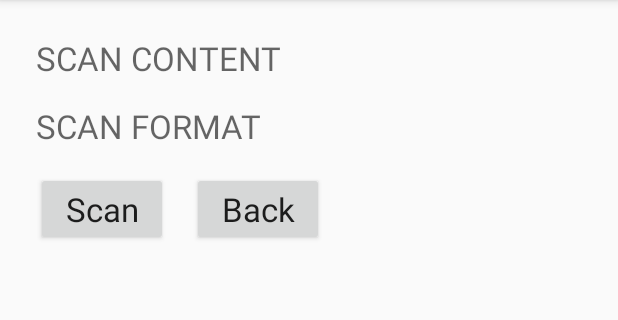
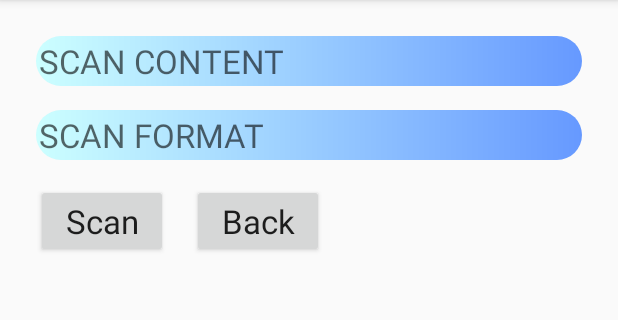
Before and after one commit to MOONYAN/EZShopping, an Android app: the MainActivity screen opened directly, with no data from a screen before it, after a tap on an icon or button, on a phone screen of 412 x 824 dp, the part 84-404 px from its top. Run offline under Robolectric (Android 15) with nearby library versions, the phone set to English and light mode, and no system bars; our stand-ins replace Firebase (no records; nobody signed in at launch, a user with empty details on screens opened directly); libraries missing offline, so code that uses them is left out: com.google.zxing.integration.

Commit message:
add background

```diff
--- a/app/src/main/AndroidManifest.xml
+++ b/app/src/main/AndroidManifest.xml
@@ -20,6 +20,12 @@
         <activity android:name=".AccountActivity">
         </activity>
         <activity android:name=".CartActivity">
+            <intent-filter>
+                <action android:name="ez.EditCart"/>
+                <action android:name="ez.ViewCart"/>
+
+                <category android:name="android.intent.category.DEFAULT"/>
+            </intent-filter>
         </activity>
         <activity android:name=".ItemActivity">
         </activity>
--- a/app/src/main/java/tw/edu/ntut/ezshopping/LogActivity.java
+++ b/app/src/main/java/tw/edu/ntut/ezshopping/LogActivity.java
@@ -46,8 +46,6 @@ public class LogActivity extends BaseActivity
             public void onDataChange(DataSnapshot dataSnapshot)
             {
                 GenericTypeIndicator<HashMap<String, FireRecord>> genericTypeIndicator = new GenericTypeIndicator<HashMap<String, FireRecord>>() {};
-//                Map<String, FireRecord> map = dataSnapshot.getValue(genericTypeIndicator );
-
                 HashMap<String, FireRecord> fireRecordMap = dataSnapshot.getValue(genericTypeIndicator);
                 _recordList = FireFactory.ParseRecordList(fireRecordMap);
                 Log.d(TAG, "onDataChange: end");
@@ -84,7 +82,7 @@ public class LogActivity extends BaseActivity
                         Toast.makeText(LogActivity.this, position + "GG", Toast.LENGTH_SHORT);
                         Log.d(TAG, "onClick: " + position);
                         Record record = _recordList.get(position);
-                        Intent intent = new Intent(LogActivity.this, ItemActivity.class);
+                        Intent intent = new Intent("ez.ViewCart");
                         intent.putExtra("cart", record.getCart());
                         startActivity(intent);
                     }
--- a/app/src/main/java/tw/edu/ntut/ezshopping/MainActivity.java
+++ b/app/src/main/java/tw/edu/ntut/ezshopping/MainActivity.java
@@ -67,7 +67,7 @@ public class MainActivity extends AppCompatActivity
 
     public void cartOnClick(View view)
     {
-        Intent intent = new Intent(this, CartActivity.class);
+        Intent intent = new Intent("ez.EditCart");
         startActivity(intent);
     }
 
--- /dev/null
+++ b/app/src/main/res/drawable/retangle_drawable.xml
@@ -0,0 +1,16 @@
+<?xml version="1.0" encoding="utf-8"?>
+<shape xmlns:android="http://schemas.android.com/apk/res/android"
+       android:shape="rectangle">
+    <corners android:radius="20dp"/>
+    <gradient
+        android:endColor="#6699ff"
+        android:startColor="#ccffff"
+        android:type="linear"/>
+
+    <padding
+        android:bottom="2sp"
+        android:left="2sp"
+        android:right="2sp"
+        android:top="2sp"/>
+
+</shape>
--- a/app/src/main/res/layout/activity_account.xml
+++ b/app/src/main/res/layout/activity_account.xml
@@ -16,6 +16,7 @@
         android:layout_width="match_parent"
         android:layout_height="wrap_content"
         android:layout_margin="16sp"
+        android:background="@drawable/retangle_drawable"
         android:text="Gmail:1787hz@gmail.com"
         android:textAppearance="?android:attr/textAppearance"/>
 
@@ -24,6 +25,7 @@
         android:layout_width="match_parent"
         android:layout_height="wrap_content"
         android:layout_margin="16sp"
+        android:background="@drawable/retangle_drawable"
         android:textAppearance="?android:attr/textAppearance"
         tools:text="Uid: 123456789abc"/>
 
@@ -32,6 +34,7 @@
         android:layout_width="match_parent"
         android:layout_height="wrap_content"
         android:layout_margin="16sp"
+        android:background="@drawable/retangle_drawable"
         android:textAppearance="?android:attr/textAppearance"
         tools:text="DisplayName: 123456789abc"/>
 
@@ -44,10 +47,10 @@
         />
 
     <LinearLayout
+        android:id="@+id/sign_out_layout"
         android:layout_width="match_parent"
         android:layout_height="wrap_content"
         android:layout_margin="16sp"
-        android:id="@+id/sign_out_layout"
         android:orientation="horizontal">
 
         <Button
--- a/app/src/main/res/layout/activity_item.xml
+++ b/app/src/main/res/layout/activity_item.xml
@@ -28,6 +28,7 @@
 
             <TextView
                 android:id="@+id/product_id_text"
+                android:background="@drawable/retangle_drawable"
                 android:layout_width="wrap_content"
                 android:layout_height="wrap_content"
                 android:layout_margin="@dimen/default_margin"
@@ -47,6 +48,7 @@
 
             <TextView
                 android:id="@+id/name_text"
+                android:background="@drawable/retangle_drawable"
                 android:layout_width="wrap_content"
                 android:layout_height="wrap_content"
                 android:layout_margin="@dimen/default_margin"
@@ -68,6 +70,7 @@
                 android:layout_width="wrap_content"
                 android:layout_height="wrap_content"
                 android:layout_margin="@dimen/default_margin"
+                android:background="@drawable/retangle_drawable"
                 android:hint="UnitPrice"
                 android:textAppearance="?android:attr/textAppearanceLarge"/>
         </TableRow>
@@ -99,6 +102,7 @@
                     android:layout_height="wrap_content"
                     android:layout_margin="@dimen/default_margin"
                     android:hint="Count"
+                    android:background="@drawable/retangle_drawable"
                     android:textAppearance="?android:attr/textAppearanceLarge"/>
 
                 <ImageButton
@@ -130,6 +134,7 @@
                 android:layout_height="wrap_content"
                 android:layout_margin="@dimen/default_margin"
                 android:hint="Subtotal"
+                android:background="@drawable/retangle_drawable"
                 android:textAppearance="?android:attr/textAppearanceLarge"/>
         </TableRow>
 
@@ -148,6 +153,7 @@
                 android:layout_height="wrap_content"
                 android:layout_margin="@dimen/default_margin"
                 android:hint="ImageURL"
+                android:background="@drawable/retangle_drawable"
                 android:textAppearance="?android:attr/textAppearanceLarge"/>
         </TableRow>
 
--- a/app/src/main/res/layout/activity_scan.xml
+++ b/app/src/main/res/layout/activity_scan.xml
@@ -17,6 +17,7 @@
         android:layout_height="wrap_content"
         android:layout_margin="@dimen/default_margin"
         android:hint="SCAN CONTENT"
+        android:background="@drawable/retangle_drawable"
         android:textAppearance="?android:attr/textAppearanceLarge"/>
 
     <TextView
@@ -25,6 +26,7 @@
         android:layout_height="wrap_content"
         android:layout_margin="@dimen/default_margin"
         android:hint="SCAN FORMAT"
+        android:background="@drawable/retangle_drawable"
         android:textAppearance="?android:attr/textAppearanceLarge"/>
 
     <LinearLayout
@@ -76,6 +78,7 @@
                     android:layout_height="wrap_content"
                     android:layout_margin="@dimen/default_margin"
                     android:hint="Name"
+                    android:background="@drawable/retangle_drawable"
                     android:textAppearance="?android:attr/textAppearanceLarge"/>
             </TableRow>
 
@@ -94,6 +97,7 @@
                     android:layout_height="wrap_content"
                     android:layout_margin="@dimen/default_margin"
                     android:hint="UnitPrice"
+                    android:background="@drawable/retangle_drawable"
                     android:textAppearance="?android:attr/textAppearanceLarge"/>
             </TableRow>
 
@@ -112,6 +116,7 @@
                     android:layout_height="wrap_content"
                     android:layout_margin="@dimen/default_margin"
                     android:hint="ImageURL"
+                    android:background="@drawable/retangle_drawable"
                     android:textAppearance="?android:attr/textAppearanceLarge"/>
             </TableRow>
 
--- a/app/src/main/res/layout/single_item.xml
+++ b/app/src/main/res/layout/single_item.xml
@@ -10,7 +10,7 @@
         android:layout_height="wrap_content"
         android:layout_margin="@dimen/default_margin"
         android:layout_weight="1"
-        android:background="#AAAAAA"
+        android:background="@drawable/retangle_drawable"
         android:hint="name"
         android:textAppearance="?android:attr/textAppearanceLarge"/>
 
@@ -20,7 +20,7 @@
         android:layout_height="wrap_content"
         android:layout_margin="@dimen/default_margin"
         android:layout_weight="1"
-        android:background="#AAAAAA"
+        android:background="@drawable/retangle_drawable"
         android:hint="count"
         android:textAppearance="?android:attr/textAppearanceLarge"/>
 
@@ -30,7 +30,7 @@
         android:layout_height="wrap_content"
         android:layout_margin="@dimen/default_margin"
         android:layout_weight="1"
-        android:background="#AAAAAA"
+        android:background="@drawable/retangle_drawable"
         android:hint="subtotal"
         android:textAppearance="?android:attr/textAppearanceLarge"/>
 </LinearLayout>
--- a/app/src/main/res/layout/single_record.xml
+++ b/app/src/main/res/layout/single_record.xml
@@ -8,7 +8,7 @@
         android:layout_width="match_parent"
         android:layout_height="wrap_content"
         android:layout_margin="@dimen/default_margin"
-        android:background="#AAAAAA"
+        android:background="@drawable/retangle_drawable"
         android:hint="DateTime"
         android:textAlignment="center"
         android:textAppearance="?android:attr/textAppearanceLarge"/>
```
Also changed, not shown: app/src/main/java/tw/edu/ntut/ezshopping/CartActivity.java (+25 -12 lines), app/src/main/res/layout/activity_cart.xml (+5 -5 lines), app/src/main/res/layout/activity_checkout.xml (+5 -5 lines).
